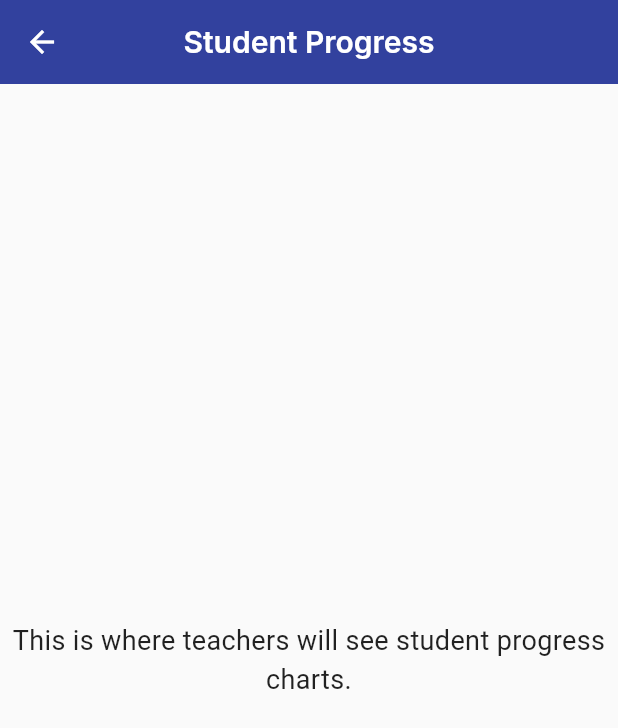
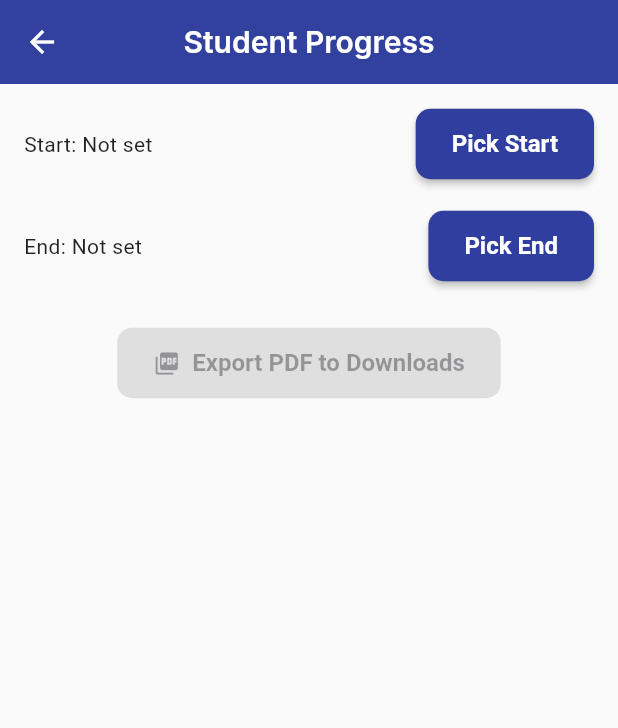
Before and after one commit to Jaredburne47/4150ReadRight, a Flutter app: the StudentProgressScreen screen opened directly, on a phone screen of 412 x 824 dp. Shown: the top 728 px of the screen. Run offline on Flutter 3.47's test engine with Material 3 defaults, Android fonts, the phone set to English and light mode, and no system bars; our stand-ins replace firebase_auth, firebase_core, flutter_dotenv, flutter_svg, flutter_tts, google_fonts and 2 more; missing offline and left inert: flutter_sound, record; accounts and stored records are empty.

Commit message:
Added function to export student progress as pdf
Couldn't do CSV as csv files don't work on android

```diff
--- a/readright_app/lib/screens/student_progress_screen.dart
+++ b/readright_app/lib/screens/student_progress_screen.dart
@@ -1,21 +1,152 @@
+// lib/screens/student_progress_screen.dart
+//
+// Allows teachers to select a date range and export attempts as a PDF.
+
 import 'package:flutter/material.dart';
+import 'package:intl/intl.dart';
+import '../services/local_progress_service.dart';
 
-//Progress screen on Teachers end
+class StudentProgressScreen extends StatefulWidget {
+  const StudentProgressScreen({super.key});
 
-class StudentProgressScreen extends StatelessWidget {
-  const StudentProgressScreen({super.key});
+  @override
+  State<StudentProgressScreen> createState() =>
+      _StudentProgressScreenState();
+}
+
+class _StudentProgressScreenState
+    extends State<StudentProgressScreen> {
+  DateTime? _start;
+  DateTime? _end;
+
+  final LocalProgressService _progressService =
+  LocalProgressService();
+
+  final df = DateFormat('yyyy-MM-dd');
+
+  Future<void> _pickStart() async {
+    final picked = await showDatePicker(
+      context: context,
+      initialDate: _start ?? DateTime.now(),
+      firstDate: DateTime(2020),
+      lastDate: DateTime.now(),
+    );
+    if (picked != null) setState(() => _start = picked);
+  }
+
+  Future<void> _pickEnd() async {
+    final picked = await showDatePicker(
+      context: context,
+      initialDate: _end ?? DateTime.now(),
+      firstDate: DateTime(2020),
+      lastDate: DateTime.now(),
+    );
+    if (picked != null) setState(() => _end = picked);
+  }
+
+  Future<void> _exportPDF() async {
+    if (_start == null || _end == null) return;
+
+    if (_end!.isBefore(_start!)) {
+      showDialog(
+        context: context,
+        builder: (_) => AlertDialog(
+          title: const Text("Invalid Date Range"),
+          content: const Text(
+              "End date must be the same or after the start date."),
+          actions: [
+            TextButton(
+                onPressed: () => Navigator.pop(context),
+                child: const Text("OK"))
+          ],
+        ),
+      );
+      return;
+    }
+
+    // Ensure full-day coverage
+    final adjustedEnd = DateTime(
+      _end!.year,
+      _end!.month,
+      _end!.day,
+      23,
+      59,
+      59,
+    );
+
+    final path =
+    await _progressService.exportAttemptsPDFToAndroidDownloads(
+        _start!, adjustedEnd);
+
+    if (!mounted) return;
+
+    showDialog(
+      context: context,
+      builder: (_) => AlertDialog(
+        title: const Text("PDF Export Complete"),
+        content: Text(
+            "Your PDF report has been saved to:\n\n$path\n\nOpen your device's 'Download' folder to view it."),
+        actions: [
+          TextButton(
+            onPressed: () => Navigator.pop(context),
+            child: const Text("OK"),
+          )
+        ],
+      ),
+    );
+  }
 
   @override
   Widget build(BuildContext context) {
     return Scaffold(
-      appBar: AppBar(
-        title: const Text('Student Progress'),
-      ),
-      body: const Center(
-        child: Text(
-          'This is where teachers will see student progress charts.',
-          style: TextStyle(fontSize: 18),
-          textAlign: TextAlign.center,
+      appBar: AppBar(title: const Text("Student Progress")),
+      body: Padding(
+        padding: const EdgeInsets.all(16),
+        child: Column(
+          children: [
+            // Start date
+            Row(
+              children: [
+                const Text("Start: "),
+                Expanded(
+                  child: Text(
+                    _start == null
+                        ? "Not set"
+                        : df.format(_start!),
+                  ),
+                ),
+                ElevatedButton(
+                    onPressed: _pickStart,
+                    child: const Text("Pick Start")),
+              ],
+            ),
+
+            const SizedBox(height: 20),
+
+            // End date
+            Row(
+              children: [
+                const Text("End: "),
+                Expanded(
+                  child: Text(
+                    _end == null ? "Not set" : df.format(_end!),
+                  ),
+                ),
+                ElevatedButton(
+                    onPressed: _pickEnd,
+                    child: const Text("Pick End")),
+              ],
+            ),
+
+            const SizedBox(height: 30),
+
+            ElevatedButton.icon(
+              onPressed:
+              (_start != null && _end != null) ? _exportPDF : null,
+              icon: const Icon(Icons.picture_as_pdf),
+              label: const Text("Export PDF to Downloads"),
+            ),
+          ],
         ),
       ),
     );
```
